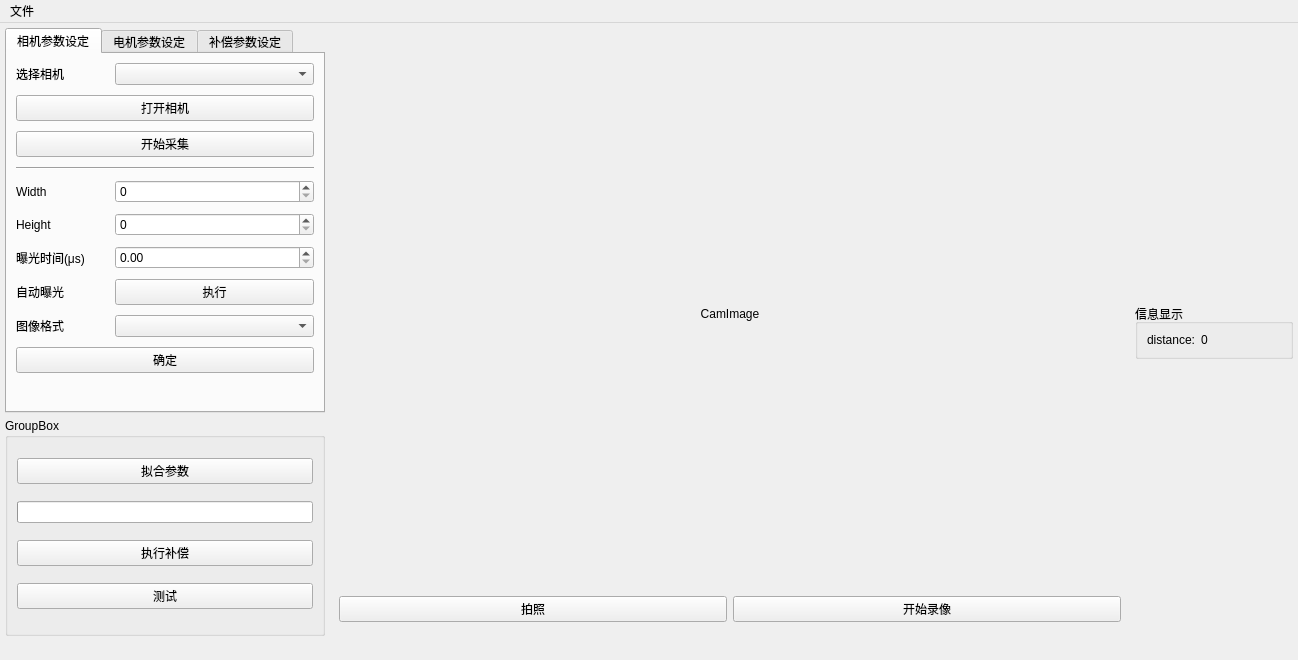
First picture: the form in src/ConstMicroDistanceSystem.ui, repository Maplefsnow/ConstMicroDistanceSystem, before the edit.
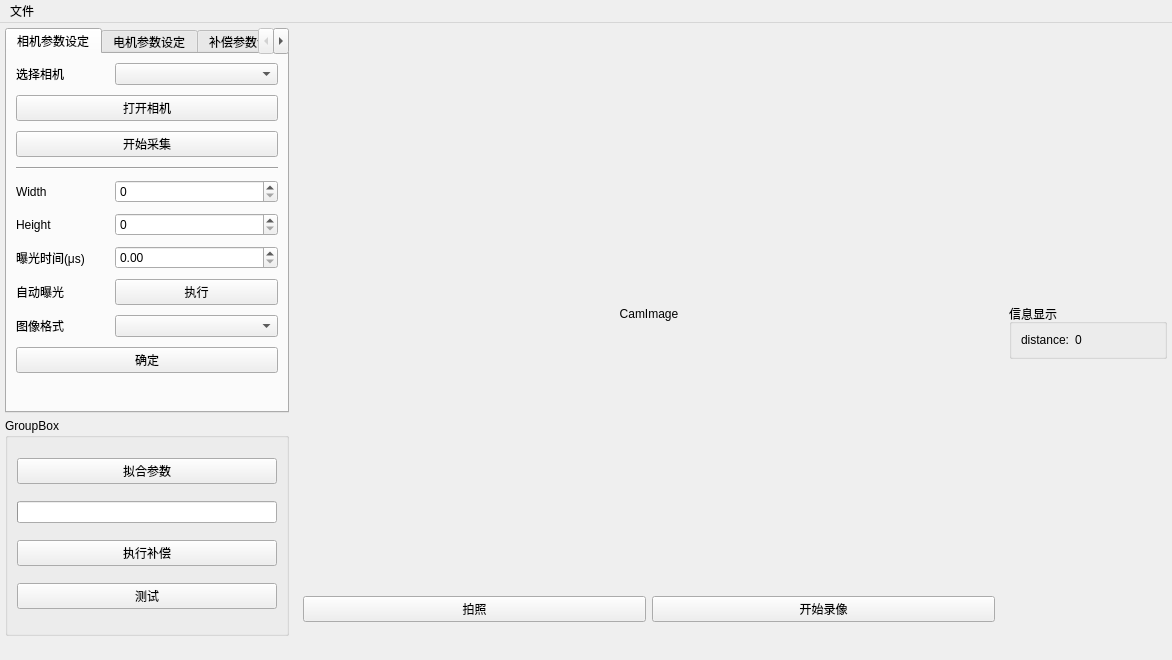
Second picture: the form after the edit.

```diff
--- a/src/ConstMicroDistanceSystem.ui
+++ b/src/ConstMicroDistanceSystem.ui
@@ -6,7 +6,7 @@
    <rect>
     <x>0</x>
     <y>0</y>
-    <width>1298</width>
+    <width>1172</width>
     <height>660</height>
    </rect>
   </property>
@@ -537,7 +537,7 @@
     <rect>
      <x>0</x>
      <y>0</y>
-     <width>1298</width>
+     <width>1172</width>
      <height>21</height>
     </rect>
    </property>
```
Left out of the diff: 14 changed lines with no effect on the pictures.
